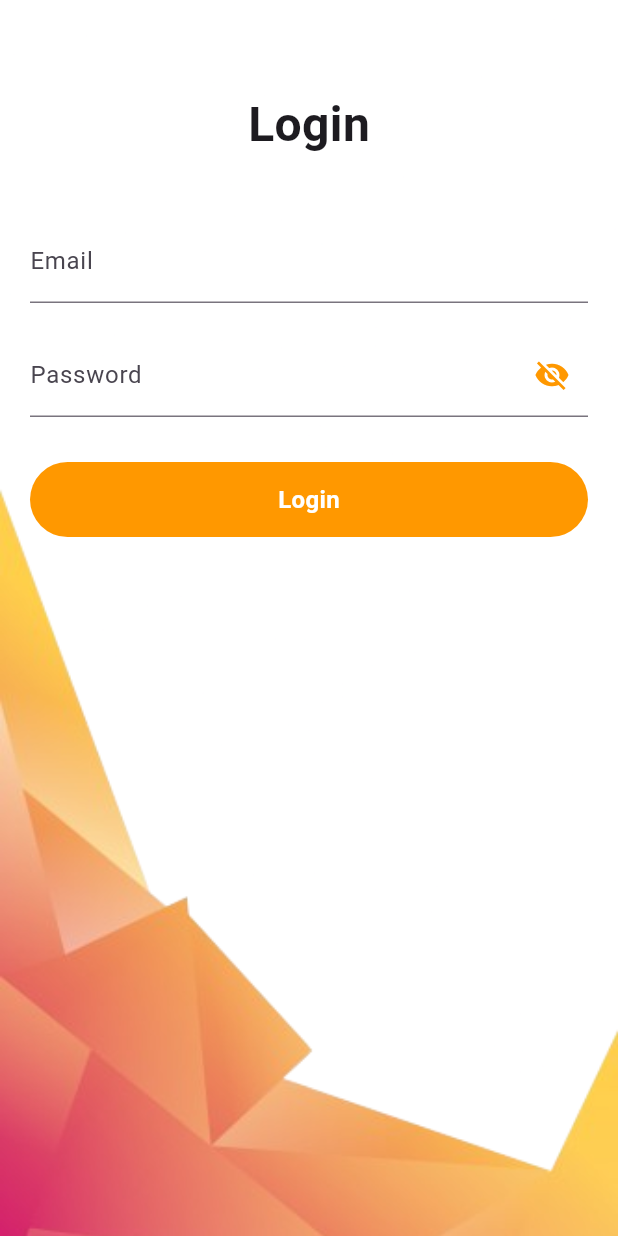
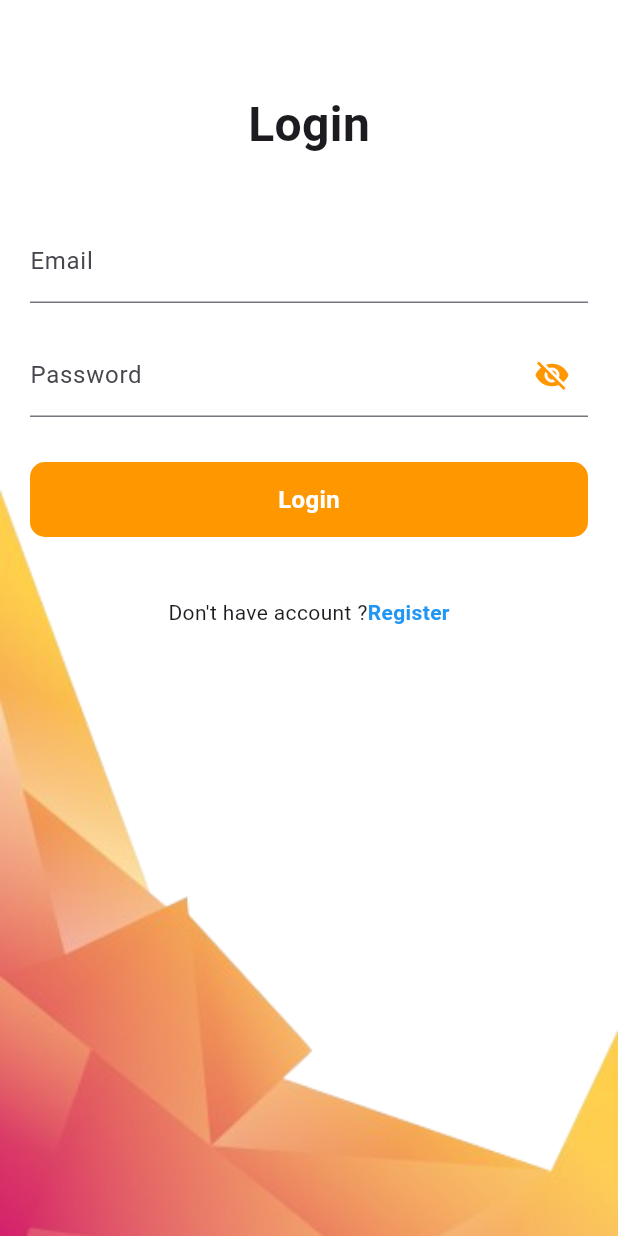
Before and after one commit to tanish699/Flutter, a Flutter app: the screen it shows after launch, after a tap on "Continue →", on a phone screen of 412 x 824 dp. Run offline on Flutter 3.47's test engine with Material 3 defaults, Android fonts, the phone set to English and light mode, and no system bars; our stand-ins replace another_flushbar, sqflite; accounts and stored records are empty.

Commit message:
Update login.dart

```diff
--- a/Projects/lib/pages/login.dart
+++ b/Projects/lib/pages/login.dart
@@ -102,6 +102,7 @@ class _loginPageState extends State<loginPage> {
                       //button
                       CustomButton(
                           text: "Login",
+                          borderRadius: 10,
                           onTap: () async {
                             if (_formKey.currentState!.validate()) {
                               final authService = AuthService();
@@ -127,6 +128,35 @@ class _loginPageState extends State<loginPage> {
                           }
                       ),
 
+                      const SizedBox(height: 40),
+
+                      Row(
+                        mainAxisAlignment: MainAxisAlignment.center,
+                        children: [
+                          const Text(
+                            "Don't have account ?",
+                            style: TextStyle(fontSize: 14),
+                          ),
+                          GestureDetector(
+                            onTap: (){
+                              Navigator.push(
+                                context,
+                                MaterialPageRoute(builder: (context) => RegisterPage()),
+                              );
+                            },
+                            child: const Text(
+                              "Register",
+                              style: TextStyle(
+                                color: Colors.blue,
+                                fontWeight: FontWeight.bold,
+                                fontSize: 14,
+                              ),
+                            ),
+                          )
+                        ],
+
+                      )
+
                     ],
                   ),
                 ),
```
